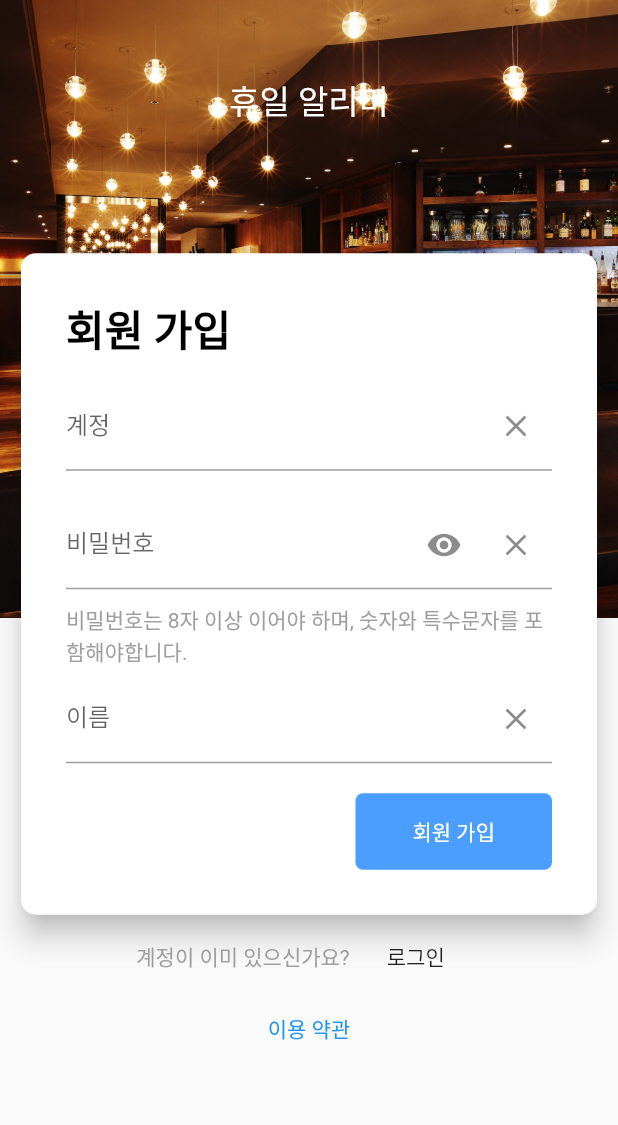
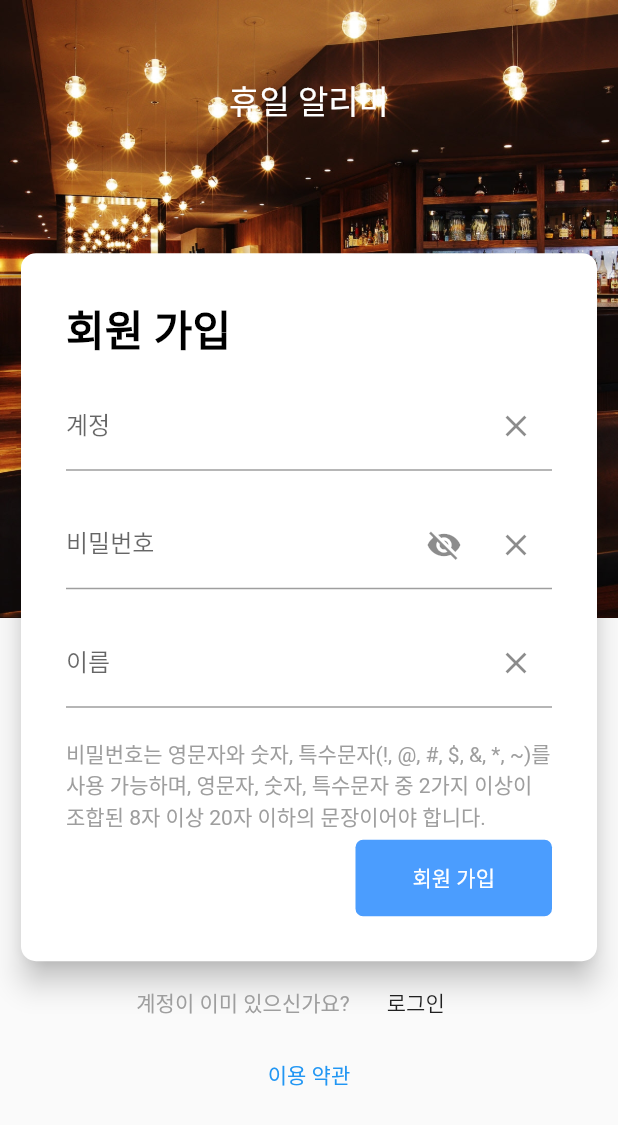
Before and after one commit to NeoMindStd/HoliNoti, a Flutter app: the AuthPage screen opened directly, after a tap on "회원 가입", on a phone screen of 412 x 824 dp. Shown: the top 1125 px of the screen. Run offline on Flutter 3.47's test engine with Material 2 defaults, Android fonts, the light colour scheme and no system bars; our stand-ins replace flutter_platform_widgets, rxdart, sprintf; missing offline and left inert: dart:html; network calls fail.

Commit message:
Change to check password input field value, And Etc
Swap password icon visibility with visibility_off

```diff
--- /dev/null
+++ b/holinoti_admin/lib/constants/nos.dart
@@ -0,0 +1,4 @@
+class AuthPage {
+  static const MIN_NO_OF_CHARACTERS = 8;
+  static const MAX_NO_OF_CHARACTERS = 20;
+}
--- a/holinoti_admin/lib/constants/strings.dart
+++ b/holinoti_admin/lib/constants/strings.dart
@@ -1,3 +1,6 @@
+import 'package:holinoti_admin/constants/nos.dart' as Nos;
+import 'package:sprintf/sprintf.dart';
+
 class ApiKeys {
   // TODO: Holiday Notifier Rest API Key
   // TODO: Map View Rest API Key
@@ -34,8 +37,30 @@ class AuthPage {
   static const FORGOT_YOUR_PASSWORD = "비밀번호를 잊으셨나요?";
   static const DO_YOU_HAVE_NOT_AN_ACCOUNT = "계정이 없으신가요?";
   static const ALREADY_HAVE_YOU_AN_ACCOUNT = "계정이 이미 있으신가요?";
-  static const PASSWORD_CONDITION = "비밀번호는 8자 이상 이어야 하며, 숫자와 특수문자를 포함해야합니다.";
+  static const PROHIBITED_CHARACTERS = [
+    "!",
+    "@",
+    "#",
+    "\$",
+    "&",
+    "*",
+    "~",
+  ];
+  static const PASSWORD_CONDITION =
+      "비밀번호는 영문자와 숫자, 특수문자(%s)를 사용 가능하며, 영문자, 숫자, 특수문자 중 2가지 이상이 조합된 %d자 이상 %d자 이하의 문장이어야 합니다.";
   static const TERMS_AND_CONDITION = "이용 약관";
+  static const ERROR_TO_SHORT = "너무 짧습니다.";
+  static const ERROR_TO_LONG = "너무 깁니다.";
+  static const ERROR_PROHIBITED_CHARACTERS = "%s 는 사용하실 수 없습니다.";
+  static const ERROR_REQUIRE_COMBINE = "영문자, 숫자, 특수문자 중 2가지 이상을 사용해야 합니다.";
+
+  static String get passwordCondition => sprintf(AuthPage.PASSWORD_CONDITION, [
+        AuthPage.PROHIBITED_CHARACTERS
+            .toString()
+            .substring(1, AuthPage.PROHIBITED_CHARACTERS.toString().length - 1),
+        Nos.AuthPage.MIN_NO_OF_CHARACTERS,
+        Nos.AuthPage.MAX_NO_OF_CHARACTERS,
+      ]);
 }
 
 class RegisterFacilityPage {
--- a/holinoti_admin/lib/screens/widgets/auth/sigin_in_card.dart
+++ b/holinoti_admin/lib/screens/widgets/auth/sigin_in_card.dart
@@ -28,8 +28,7 @@ class SignInCard extends StatelessWidget {
     final passwordField = StreamBuilder<bool>(
       initialData: _authBloc.isObscureText,
       stream: _authBloc.isObscureTextStream,
-      builder: (context, snapshot)=>
-          TextFormField(
+      builder: (context, snapshot) => TextFormField(
         decoration: InputDecoration(
           labelText: Strings.AuthPage.PASSWORD,
           hasFloatingPlaceholder: true,
@@ -38,9 +37,8 @@ class SignInCard extends StatelessWidget {
             mainAxisSize: MainAxisSize.min, // added line
             children: <Widget>[
               IconButton(
-                    icon: Icon(snapshot.data
-                        ? Icons.visibility
-                        : Icons.visibility_off),
+                icon: Icon(
+                    snapshot.data ? Icons.visibility_off : Icons.visibility),
                 onPressed: _authBloc.switchObscureTextMode,
               ),
               IconButton(
--- a/holinoti_admin/lib/screens/widgets/auth/sign_up_card.dart
+++ b/holinoti_admin/lib/screens/widgets/auth/sign_up_card.dart
@@ -5,6 +5,7 @@ import 'package:holinoti_admin/constants/strings.dart' as Strings;
 
 class SignUpCard extends StatelessWidget {
   final AuthBloc _authBloc;
+  final _formKey = GlobalKey<FormState>();
 
   SignUpCard(this._authBloc);
 
@@ -24,12 +25,12 @@ class SignUpCard extends StatelessWidget {
         ),
       ),
       controller: accountController,
+      validator: (_) => null,
     );
     final passwordField = StreamBuilder<bool>(
       initialData: _authBloc.isObscureText,
       stream: _authBloc.isObscureTextStream,
-      builder: (context, snapshot)=>
-          TextFormField(
+      builder: (context, snapshot) => TextFormField(
         decoration: InputDecoration(
           labelText: Strings.AuthPage.PASSWORD,
           hasFloatingPlaceholder: true,
@@ -38,9 +39,8 @@ class SignUpCard extends StatelessWidget {
             mainAxisSize: MainAxisSize.min, // added line
             children: <Widget>[
               IconButton(
-                      icon: Icon(snapshot.data
-                          ? Icons.visibility
-                          : Icons.visibility_off),
+                icon: Icon(
+                    snapshot.data ? Icons.visibility_off : Icons.visibility),
                 onPressed: _authBloc.switchObscureTextMode,
               ),
               IconButton(
@@ -52,6 +52,7 @@ class SignUpCard extends StatelessWidget {
         ),
         controller: passwordController,
         obscureText: snapshot.data,
+        validator: _authBloc.passwordValidator,
       ),
     );
     final TextFormField nameField = TextFormField(
@@ -64,12 +65,16 @@ class SignUpCard extends StatelessWidget {
         ),
       ),
       controller: nameController,
+      validator: (_) => null,
     );
 
-    return Column(
+    return Form(
+      key: _formKey,
+      child: Column(
         children: <Widget>[
           Container(
-          margin: EdgeInsets.only(top: MediaQuery.of(context).size.height / 5),
+            margin:
+                EdgeInsets.only(top: MediaQuery.of(context).size.height / 5),
             padding: EdgeInsets.only(left: 10, right: 10),
             child: Card(
               shape: RoundedRectangleBorder(
@@ -101,18 +106,18 @@ class SignUpCard extends StatelessWidget {
                     ),
                     passwordField,
                     SizedBox(
-                    height: 10,
+                      height: 20,
+                    ),
+                    nameField,
+                    SizedBox(
+                      height: 20,
                     ),
                     Text(
-                    Strings.AuthPage.PASSWORD_CONDITION,
+                      Strings.AuthPage.passwordCondition,
                       style: TextStyle(color: Colors.grey),
                     ),
                     SizedBox(
                       height: 5,
-                  ),
-                  nameField,
-                  SizedBox(
-                    height: 20,
                     ),
                     Row(
                       mainAxisAlignment: MainAxisAlignment.spaceEvenly,
@@ -129,11 +134,13 @@ class SignUpCard extends StatelessWidget {
                           shape: RoundedRectangleBorder(
                               borderRadius: BorderRadius.circular(5)),
                           onPressed: () {
+                            if (_formKey.currentState.validate()) {
                               _authBloc.signUp(
                                 account: accountController.text,
                                 password: passwordController.text,
                                 name: nameController.text,
                               );
+                            }
                           },
                         ),
                       ],
@@ -174,6 +181,7 @@ class SignUpCard extends StatelessWidget {
             ),
           ),
         ],
+      ),
     );
   }
 }
```
Also changed, not shown: holinoti_admin/lib/bloc/auth_bloc.dart (+24 -1 lines), 1 other file. Lines whose indentation alone changed are shown as unchanged.
